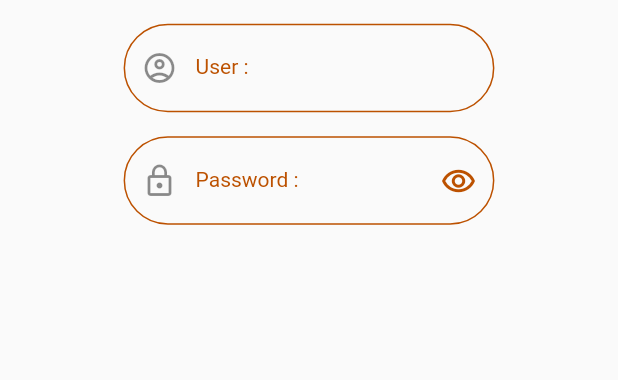
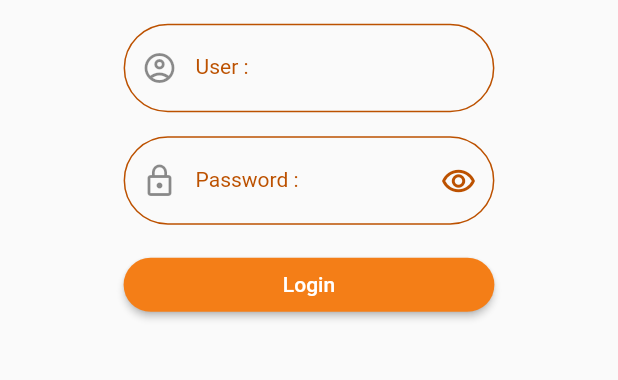
Before and after one commit to hormadgithub/ShopingMall, a Flutter app: the screen it shows after launch, on a phone screen of 412 x 824 dp, the part 413-793 px from its top. Run offline on Flutter 3.47's test engine with Material 2 defaults, Android fonts, the light colour scheme and no system bars; missing offline and left inert: dart:ffi.

Commit message:
Update 220311

```diff
--- a/lib/states/authen.dart
+++ b/lib/states/authen.dart
@@ -18,7 +18,8 @@ class _AuthenState extends State<Authen> {
     double size = MediaQuery.of(context).size.width;
     return Scaffold(
       body: SafeArea(
-        child: GestureDetector(onTap: () => FocusScope.of(context).requestFocus(FocusNode()),
+        child: GestureDetector(
+          onTap: () => FocusScope.of(context).requestFocus(FocusNode()),
           behavior: HitTestBehavior.opaque,
           child: ListView(
             children: [
@@ -26,10 +27,28 @@ class _AuthenState extends State<Authen> {
               buildAppName(),
               buildUser(size),
               buildPassword(size),
+              buildLogin(size),
             ],
           ),
         ),
       ),
+    );
+  }
+
+  Row buildLogin(double size) {
+    return Row(
+      mainAxisAlignment: MainAxisAlignment.center,
+      children: [
+        Container(
+          margin: EdgeInsets.symmetric(vertical: 16),
+          width: size * 0.6,
+          child: ElevatedButton(
+            style:MyConstant().myButtonStyle(),
+            onPressed: () {},
+            child: Text('Login'),
+          ),
+        ),
+      ],
     );
   }
 
--- a/lib/utility/my_constant.dart
+++ b/lib/utility/my_constant.dart
@@ -40,4 +40,11 @@ class MyConstant {
         color: dark,
         fontWeight: FontWeight.normal,
       );
+
+  ButtonStyle myButtonStyle() => ElevatedButton.styleFrom(
+        primary: MyConstant.primary,
+        shape: RoundedRectangleBorder(
+          borderRadius: BorderRadius.circular(30),
+        ),
+      );
 }
```
